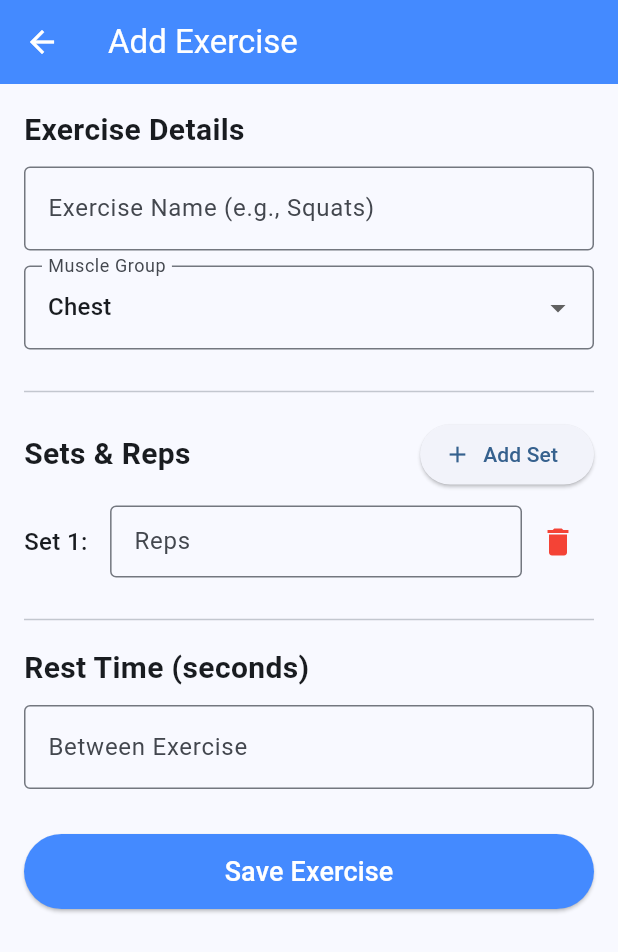
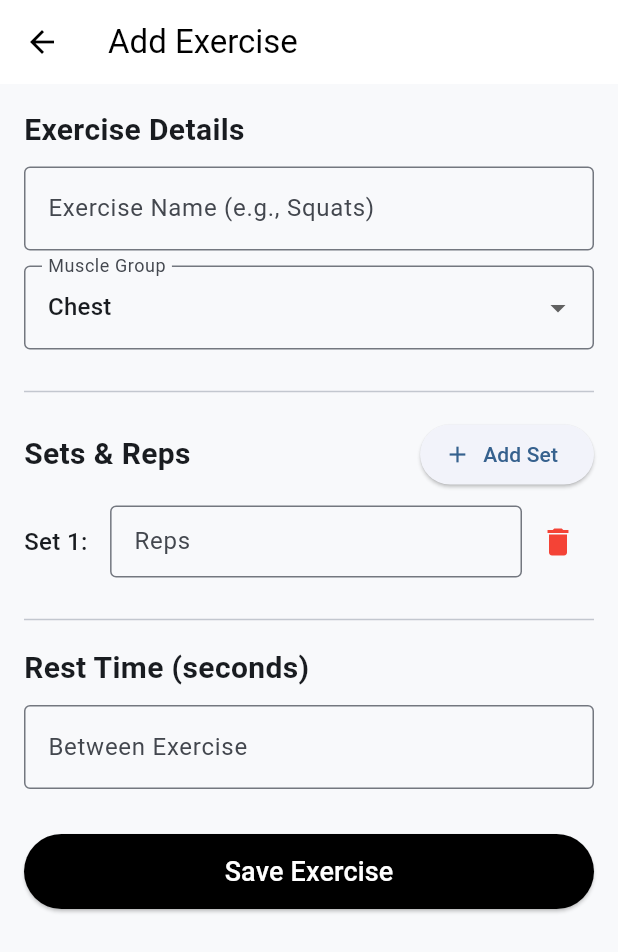
Before and after one commit to Razvannb/OmniFit, a Flutter app: the LogWorkoutScreen screen opened directly, after a tap on "Add Exercise", on a phone screen of 412 x 824 dp. Shown: the top 952 px of the screen. Run offline on Flutter 3.47's test engine with Material 3 defaults, Android fonts, the phone set to English and light mode, and no system bars; our stand-ins replace camera, go_router; missing offline and left inert: google_mlkit_pose_detection, mysql1.

Commit message:
Updated the Workout screen

```diff
--- a/omnifit_frontend/lib/screens/workout_screen.dart
+++ b/omnifit_frontend/lib/screens/workout_screen.dart
@@ -361,8 +361,8 @@ class _LogWorkoutScreenState extends State<LogWorkoutScreen> {
                 Navigator.pop(context);
               },
               style: ElevatedButton.styleFrom(
-                backgroundColor: Colors.blueAccent,
-                foregroundColor: Colors.white,
+                backgroundColor: const Color.fromARGB(255, 255, 255, 255),
+                foregroundColor: const Color.fromARGB(255, 0, 0, 0),
               ),
               child: const Text('Save'),
             ),
@@ -564,12 +564,16 @@ class _LogWorkoutScreenState extends State<LogWorkoutScreen> {
   @override
   Widget build(BuildContext context) {
     return Scaffold(
+      // Set the light gray-white background color
+      backgroundColor: const Color(0xFFF8F9FB),
       appBar: AppBar(
         title: Text(
           widget.workoutToEdit == null ? 'New Workout' : 'Edit Workout',
+          // Make the title text bold
+          style: const TextStyle(fontWeight: FontWeight.bold),
         ),
-        backgroundColor: Colors.blueAccent,
-        foregroundColor: Colors.white,
+        backgroundColor: const Color.fromARGB(255, 255, 255, 255),
+        foregroundColor: const Color.fromARGB(255, 0, 0, 0),
       ),
       body: Padding(
         padding: const EdgeInsets.all(16.0),
@@ -598,8 +602,8 @@ class _LogWorkoutScreenState extends State<LogWorkoutScreen> {
                   style: TextStyle(fontSize: 18),
                 ),
                 style: ElevatedButton.styleFrom(
-                  backgroundColor: Colors.blueAccent,
-                  foregroundColor: Colors.white,
+                  backgroundColor: const Color.fromARGB(255, 0, 0, 0),
+                  foregroundColor: const Color.fromARGB(255, 255, 255, 255),
                 ),
               ),
             ),
@@ -848,12 +852,14 @@ class _AddExerciseScreenState extends State<AddExerciseScreen> {
   @override
   Widget build(BuildContext context) {
     return Scaffold(
+      // Set the consistent light gray-white background color
+      backgroundColor: const Color(0xFFF8F9FB),
       appBar: AppBar(
         title: Text(
           widget.exerciseToEdit == null ? 'Add Exercise' : 'Edit Exercise',
         ),
-        backgroundColor: Colors.blueAccent,
-        foregroundColor: Colors.white,
+        backgroundColor: const Color.fromARGB(255, 255, 255, 255),
+        foregroundColor: const Color.fromARGB(255, 0, 0, 0),
       ),
       body: SingleChildScrollView(
         padding: const EdgeInsets.all(16.0),
@@ -974,8 +980,8 @@ class _AddExerciseScreenState extends State<AddExerciseScreen> {
               child: ElevatedButton(
                 onPressed: _saveExercise,
                 style: ElevatedButton.styleFrom(
-                  backgroundColor: Colors.blueAccent,
-                  foregroundColor: Colors.white,
+                  backgroundColor: const Color.fromARGB(255, 0, 0, 0),
+                  foregroundColor: const Color.fromARGB(255, 255, 255, 255),
                 ),
                 child: const Text(
                   'Save Exercise',
```
Also changed, not shown: omnifit_frontend/lib/screens/main_screen.dart (+14 -2 lines).
